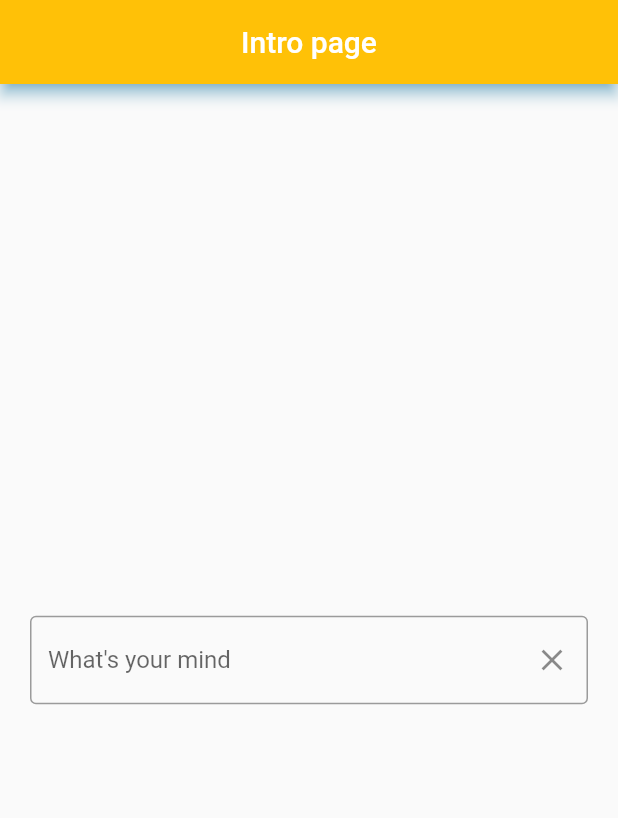
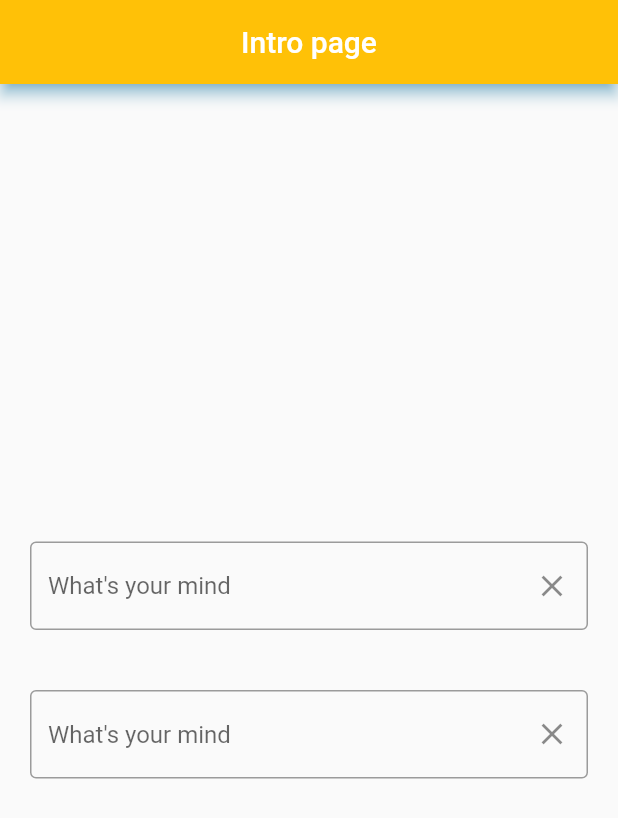
Before and after one commit to shubhamgitvns/Tic-Tac-Toe, a Flutter app: the screen it shows after launch, on a phone screen of 412 x 824 dp. Shown: the top 818 px of the screen. Run offline on Flutter 3.47's test engine with Material 2 defaults, Android fonts, the phone set to English and light mode, and no system bars.

Commit message:
Add two input field in the app

```diff
--- a/lib/statefull.dart
+++ b/lib/statefull.dart
@@ -12,12 +12,19 @@ class _IntroFormState extends State<IntroForm> {
   final _textcontroller=TextEditingController();
   @override
   Widget build(BuildContext context) {
-    return Center(
+    return Column(
+      mainAxisAlignment: MainAxisAlignment.center,
+      crossAxisAlignment: CrossAxisAlignment.end,
+      children: [
+    Center(
     child: Padding(
     padding: const EdgeInsets.all(20.0),
-        child: SizedBox(
-          width: 500,
     //Text field icon
+    child: Container(
+      constraints: const BoxConstraints(
+        maxHeight: 600,
+        maxWidth: 600,
+      ),
       child: TextField(
       controller: _textcontroller,
       decoration: InputDecoration(
@@ -33,9 +40,43 @@ class _IntroFormState extends State<IntroForm> {
       )
       ),
       ),
-        )
+    ),
+
 
     ),
+    ),
+
+    Center(
+    child: Padding(
+    padding: const EdgeInsets.all(20.0),
+
+    //Text field icon
+    child: Container(
+      constraints: const BoxConstraints(
+        maxWidth: 600,
+        maxHeight: 600,
+      ),
+      child: TextField(
+      controller: _textcontroller,
+      decoration: InputDecoration(
+      hintText: "What's your mind",
+      border: const OutlineInputBorder(),
+      suffixIcon: IconButton(
+      onPressed: (){
+      _textcontroller.clear();// _text controller
+      },
+      //Cross Icon
+      icon: const Icon(Icons.clear),
+
+      )
+      ),
+      ),
+    ),
+
+
+    ),
+    )
+              ],
     );
   }
 }
--- a/lib/stateless.dart
+++ b/lib/stateless.dart
@@ -12,7 +12,7 @@ class IntroPage extends StatelessWidget {
       debugShowCheckedModeBanner: false,
       home: Scaffold(
         appBar: AppBar(
-          title: Text("Intro page"),
+          title: const Text("Intro page"),
           centerTitle: true,
           backgroundColor: Colors.amber,
           shadowColor: Colors.lightBlueAccent,
```
Lines whose indentation alone changed are shown as unchanged.
